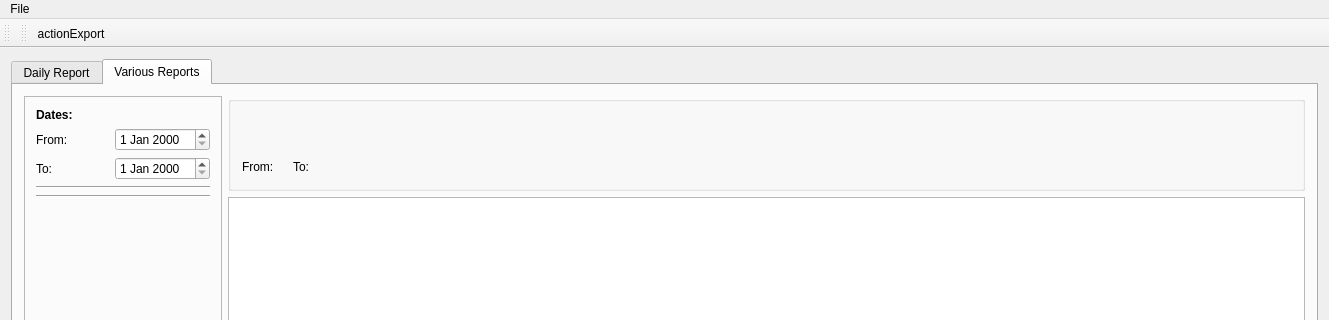
Above: mainwindow.ui from michalis-git/SalesReportManager before the change; both pictures show x 0 to 1329 and y 0 to 320 of the 1329 by 747 pixel window. Below: the same form after it.
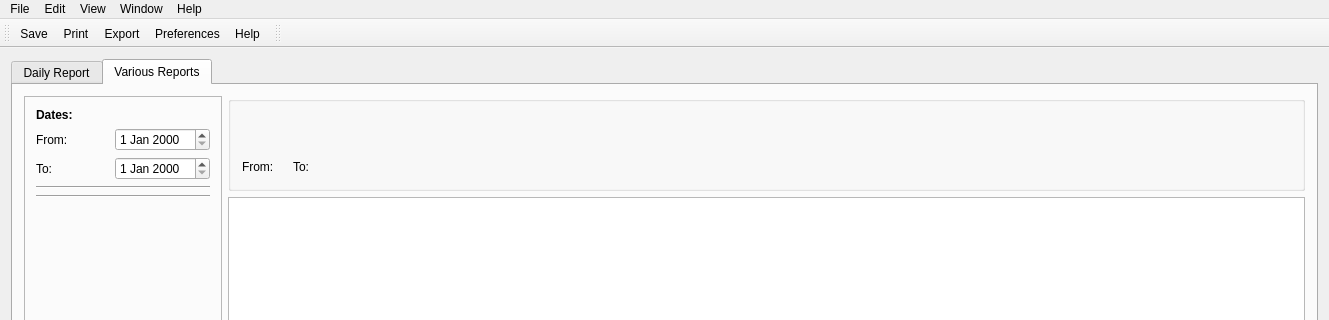
That is the form after the change. Icons and pictures are not drawn.

Diff of the .ui file:
```diff
--- a/mainwindow.ui
+++ b/mainwindow.ui
@@ -418,7 +418,31 @@
     <addaction name="actionPreferences"/>
     <addaction name="actionQuit"/>
    </widget>
+   <widget class="QMenu" name="menuEdit">
+    <property name="title">
+     <string>Edit</string>
+    </property>
+   </widget>
+   <widget class="QMenu" name="menuView">
+    <property name="title">
+     <string>View</string>
+    </property>
+   </widget>
+   <widget class="QMenu" name="menuWindow">
+    <property name="title">
+     <string>Window</string>
+    </property>
+   </widget>
+   <widget class="QMenu" name="menuHelp">
+    <property name="title">
+     <string>Help</string>
+    </property>
+   </widget>
    <addaction name="menuFile"/>
+   <addaction name="menuEdit"/>
+   <addaction name="menuView"/>
+   <addaction name="menuWindow"/>
+   <addaction name="menuHelp"/>
   </widget>
   <widget class="QToolBar" name="mainToolBar">
    <attribute name="toolBarArea">
@@ -427,6 +451,11 @@
    <attribute name="toolBarBreak">
     <bool>false</bool>
    </attribute>
+   <addaction name="actionSave"/>
+   <addaction name="actionPrint"/>
+   <addaction name="actionExport"/>
+   <addaction name="actionPreferences_2"/>
+   <addaction name="actionHelp"/>
   </widget>
   <widget class="QStatusBar" name="statusBar"/>
   <widget class="QToolBar" name="toolBar">
@@ -439,7 +468,6 @@
    <attribute name="toolBarBreak">
     <bool>false</bool>
    </attribute>
-   <addaction name="actionActionExport"/>
   </widget>
   <action name="actionExport_Current_Report_as_HTML">
    <property name="text">
@@ -471,24 +499,80 @@
     <string>Export Report as HTML</string>
    </property>
   </action>
-  <action name="actionActionExport">
-   <property name="icon">
-    <iconset>
-     <normalon>:/new/images/export.png</normalon>
-    </iconset>
-   </property>
-   <property name="text">
-    <string>actionExport</string>
-   </property>
-   <property name="toolTip">
-    <string>&lt;html&gt;&lt;head/&gt;&lt;body&gt;&lt;p&gt;Exports your report as an HTML file.&lt;/p&gt;&lt;/body&gt;&lt;/html&gt;</string>
-   </property>
-  </action>
   <action name="actionPreferences">
    <property name="text">
     <string>Preferences</string>
    </property>
   </action>
+  <action name="actionSave">
+   <property name="icon">
+    <iconset resource="resources.qrc">
+     <normaloff>:/icons/diskette.png</normaloff>:/icons/diskette.png</iconset>
+   </property>
+   <property name="text">
+    <string>Save</string>
+   </property>
+   <property name="toolTip">
+    <string>Save</string>
+   </property>
+   <property name="shortcut">
+    <string>Ctrl+S</string>
+   </property>
+  </action>
+  <action name="actionPrint">
+   <property name="icon">
+    <iconset resource="resources.qrc">
+     <normaloff>:/icons/printer.png</normaloff>:/icons/printer.png</iconset>
+   </property>
+   <property name="text">
+    <string>Print</string>
+   </property>
+   <property name="toolTip">
+    <string>Print</string>
+   </property>
+   <property name="shortcut">
+    <string>Ctrl+P</string>
+   </property>
+  </action>
+  <action name="actionExport">
+   <property name="icon">
+    <iconset resource="resources.qrc">
+     <normaloff>:/icons/export.png</normaloff>:/icons/export.png</iconset>
+   </property>
+   <property name="text">
+    <string>Export</string>
+   </property>
+   <property name="toolTip">
+    <string>Export</string>
+   </property>
+   <property name="shortcut">
+    <string>Ctrl+Shift+E</string>
+   </property>
+  </action>
+  <action name="actionPreferences_2">
+   <property name="icon">
+    <iconset resource="resources.qrc">
+     <normaloff>:/icons/setting.png</normaloff>:/icons/setting.png</iconset>
+   </property>
+   <property name="text">
+    <string>Preferences</string>
+   </property>
+   <property name="toolTip">
+    <string>Preferences</string>
+   </property>
+  </action>
+  <action name="actionHelp">
+   <property name="icon">
+    <iconset resource="resources.qrc">
+     <normaloff>:/icons/question.png</normaloff>:/icons/question.png</iconset>
+   </property>
+   <property name="text">
+    <string>Help</string>
+   </property>
+   <property name="toolTip">
+    <string>Help</string>
+   </property>
+  </action>
  </widget>
  <layoutdefault spacing="6" margin="11"/>
  <resources/>
```
Left out of the diff: 10 changed lines with no effect on the pictures.
